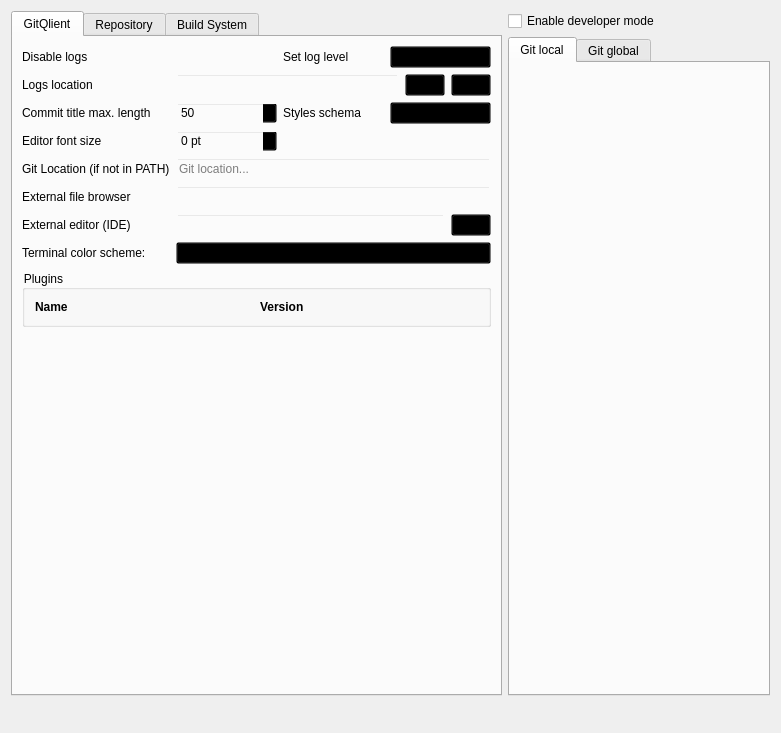
First picture: the form in src/big_widgets/ConfigWidget.ui, repository francescmm/GitQlient, before the edit.
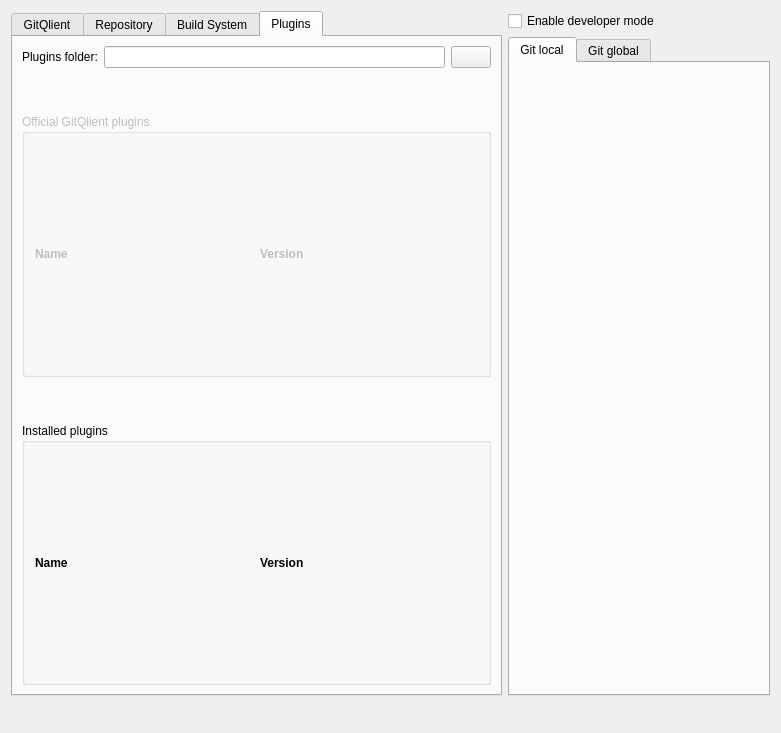
Second picture: the form after the edit. Icons and pictures are not drawn. Custom widgets are drawn as their Qt base class.

Commit message: Adding class to download plugins

Patch:
```diff
--- a/src/big_widgets/ConfigWidget.ui
+++ b/src/big_widgets/ConfigWidget.ui
@@ -78,7 +78,7 @@
    <item row="1" column="0" rowspan="2">
     <widget class="QTabWidget" name="tabWidget_2">
      <property name="currentIndex">
-      <number>0</number>
+      <number>3</number>
      </property>
      <widget class="QWidget" name="tab_3">
       <property name="autoFillBackground">
@@ -109,72 +109,13 @@
        <item>
         <widget class="QFrame" name="frame">
          <layout class="QGridLayout" name="gridLayout_2">
-          <item row="8" column="0" colspan="4">
-           <widget class="QGroupBox" name="pluginsWidget">
-            <property name="title">
-             <string>Plugins</string>
-            </property>
-            <layout class="QGridLayout" name="pluginsLayout">
-             <property name="leftMargin">
-              <number>10</number>
-             </property>
-             <property name="topMargin">
-              <number>10</number>
-             </property>
-             <property name="rightMargin">
-              <number>10</number>
-             </property>
-             <property name="bottomMargin">
-              <number>10</number>
-             </property>
-             <item row="0" column="0">
-              <widget class="QLabel" name="label_28">
-               <property name="font">
-                <font>
-                 <bold>true</bold>
-                </font>
-               </property>
-               <property name="text">
-                <string>Name</string>
-               </property>
-              </widget>
-             </item>
-             <item row="0" column="1">
-              <widget class="QLabel" name="label_29">
-               <property name="font">
-                <font>
-                 <bold>true</bold>
-                </font>
-               </property>
-               <property name="text">
-                <string>Version</string>
-               </property>
-              </widget>
-             </item>
-            </layout>
-           </widget>
-          </item>
-          <item row="1" column="0">
-           <widget class="QLabel" name="label_23">
+          <item row="6" column="0">
+           <widget class="QLabel" name="label_27">
             <property name="text">
              <string>Logs location</string>
             </property>
            </widget>
           </item>
-          <item row="2" column="3">
-           <widget class="QComboBox" name="cbStyle">
-            <item>
-             <property name="text">
-              <string>dark</string>
-             </property>
-            </item>
-            <item>
-             <property name="text">
-              <string>bright</string>
-             </property>
-            </item>
-           </widget>
-          </item>
           <item row="7" column="1" colspan="3">
            <widget class="QComboBox" name="cbTerminalColorScheme"/>
           </item>
@@ -192,6 +133,55 @@
             </property>
            </widget>
           </item>
+          <item row="8" column="0">
+           <spacer name="verticalSpacer_2">
+            <property name="orientation">
+             <enum>Qt::Vertical</enum>
+            </property>
+            <property name="sizeHint" stdset="0">
+             <size>
+              <width>20</width>
+              <height>40</height>
+             </size>
+            </property>
+           </spacer>
+          </item>
+          <item row="2" column="3">
+           <widget class="QComboBox" name="cbStyle">
+            <item>
+             <property name="text">
+              <string>dark</string>
+             </property>
+            </item>
+            <item>
+             <property name="text">
+              <string>bright</string>
+             </property>
+            </item>
+           </widget>
+          </item>
+          <item row="6" column="1" colspan="3">
+           <layout class="QHBoxLayout" name="horizontalLayout_5">
+            <item>
+             <widget class="QLineEdit" name="leEditor"/>
+            </item>
+            <item>
+             <widget class="QPushButton" name="pbSelectEditor">
+              <property name="icon">
+               <iconset resource="../resources.qrc">
+                <normaloff>:/icons/go_to</normaloff>:/icons/go_to</iconset>
+              </property>
+             </widget>
+            </item>
+           </layout>
+          </item>
+          <item row="0" column="0">
+           <widget class="QLabel" name="label">
+            <property name="text">
+             <string>Disable logs</string>
+            </property>
+           </widget>
+          </item>
           <item row="2" column="1">
            <widget class="QSpinBox" name="spCommitTitleLength">
             <property name="value">
@@ -310,63 +300,7 @@
           <item row="2" column="0">
            <widget class="QLabel" name="label_15">
             <property name="text">
-             <string>Commit title max. length</string>
-            </property>
-           </widget>
-          </item>
-          <item row="9" column="0">
-           <spacer name="verticalSpacer_2">
-            <property name="orientation">
-             <enum>Qt::Vertical</enum>
-            </property>
-            <property name="sizeHint" stdset="0">
-             <size>
-              <width>20</width>
-              <height>40</height>
-             </size>
-            </property>
-           </spacer>
-          </item>
-          <item row="1" column="1" colspan="3">
-           <layout class="QHBoxLayout" name="horizontalLayout_4">
-            <item>
-             <widget class="QLineEdit" name="leLogsLocation">
-              <property name="enabled">
-               <bool>true</bool>
-              </property>
-              <property name="readOnly">
-               <bool>true</bool>
-              </property>
-             </widget>
-            </item>
-            <item>
-             <widget class="QPushButton" name="pbSelectFolder">
-              <property name="toolTip">
-               <string>Select folder</string>
-              </property>
-              <property name="icon">
-               <iconset resource="../resources.qrc">
-                <normaloff>:/icons/folder_indicator</normaloff>:/icons/folder_indicator</iconset>
-              </property>
-             </widget>
-            </item>
-            <item>
-             <widget class="QPushButton" name="pbDefault">
-              <property name="toolTip">
-               <string>Reset to default value</string>
-              </property>
-              <property name="icon">
-               <iconset resource="../resources.qrc">
-                <normaloff>:/icons/back</normaloff>:/icons/back</iconset>
-              </property>
-             </widget>
-            </item>
-           </layout>
-          </item>
-          <item row="0" column="1">
-           <widget class="CheckBox" name="chDisableLogs">
-            <property name="text">
-             <string/>
+             <string>Git Location (if not in PATH)</string>
             </property>
            </widget>
           </item>
@@ -1004,6 +938,160 @@
        </item>
       </layout>
      </widget>
+     <widget class="QWidget" name="tab">
+      <attribute name="title">
+       <string>Plugins</string>
+      </attribute>
+      <layout class="QGridLayout" name="gridLayout_5">
+       <item row="3" column="0" colspan="3">
+        <widget class="QGroupBox" name="availablePluginsWidget">
+         <property name="enabled">
+          <bool>false</bool>
+         </property>
+         <property name="title">
+          <string>Official GitQlient plugins</string>
+         </property>
+         <layout class="QGridLayout" name="availablePluginsLayout">
+          <property name="leftMargin">
+           <number>10</number>
+          </property>
+          <property name="topMargin">
+           <number>10</number>
+          </property>
+          <property name="rightMargin">
+           <number>10</number>
+          </property>
+          <property name="bottomMargin">
+           <number>10</number>
+          </property>
+          <item row="0" column="0">
+           <widget class="QLabel" name="label_31">
+            <property name="font">
+             <font>
+              <bold>true</bold>
+             </font>
+            </property>
+            <property name="text">
+             <string>Name</string>
+            </property>
+           </widget>
+          </item>
+          <item row="0" column="1">
+           <widget class="QLabel" name="label_32">
+            <property name="font">
+             <font>
+              <bold>true</bold>
+             </font>
+            </property>
+            <property name="text">
+             <string>Version</string>
+            </property>
+           </widget>
+          </item>
+         </layout>
+        </widget>
+       </item>
+       <item row="0" column="2">
+        <widget class="QPushButton" name="pbPluginsFolder">
+         <property name="icon">
+          <iconset resource="../resources.qrc">
+           <normaloff>:/icons/open_repo</normaloff>:/icons/open_repo</iconset>
+         </property>
+        </widget>
+       </item>
+       <item row="5" column="0" colspan="3">
+        <widget class="QGroupBox" name="pluginsWidget">
+         <property name="title">
+          <string>Installed plugins</string>
+         </property>
+         <layout class="QGridLayout" name="pluginsLayout">
+          <property name="leftMargin">
+           <number>10</number>
+          </property>
+          <property name="topMargin">
+           <number>10</number>
+          </property>
+          <property name="rightMargin">
+           <number>10</number>
+          </property>
+          <property name="bottomMargin">
+           <number>10</number>
+          </property>
+          <item row="0" column="0">
+           <widget class="QLabel" name="label_28">
+            <property name="font">
+             <font>
+              <bold>true</bold>
+             </font>
+            </property>
+            <property name="text">
+             <string>Name</string>
+            </property>
+           </widget>
+          </item>
+          <item row="0" column="1">
+           <widget class="QLabel" name="label_29">
+            <property name="font">
+             <font>
+              <bold>true</bold>
+             </font>
+            </property>
+            <property name="text">
+             <string>Version</string>
+            </property>
+           </widget>
+          </item>
+         </layout>
+        </widget>
+       </item>
+       <item row="0" column="0">
+        <widget class="QLabel" name="label_30">
+         <property name="text">
+          <string>Plugins folder:</string>
+         </property>
+        </widget>
+       </item>
+       <item row="4" column="0">
+        <spacer name="verticalSpacer_4">
+         <property name="orientation">
+          <enum>Qt::Vertical</enum>
+         </property>
+         <property name="sizeType">
+          <enum>QSizePolicy::Fixed</enum>
+         </property>
+         <property name="sizeHint" stdset="0">
+          <size>
+           <width>20</width>
+           <height>40</height>
+          </size>
+         </property>
+        </spacer>
+       </item>
+       <item row="0" column="1">
+        <widget class="QLineEdit" name="lePluginsDestination">
+         <property name="readOnly">
+          <bool>true</bool>
+         </property>
+        </widget>
+       </item>
+       <item row="1" column="0">
+        <spacer name="verticalSpacer_5">
+         <property name="orientation">
+          <enum>Qt::Vertical</enum>
+         </property>
+         <property name="sizeType">
+          <enum>QSizePolicy::Fixed</enum>
+         </property>
+         <property name="sizeHint" stdset="0">
+          <size>
+           <width>20</width>
+           <height>40</height>
+          </size>
+         </property>
+        </spacer>
+       </item>
+      </layout>
+     </widget>
     </widget>
    </item>
   </layout>
```
Left out of the diff: 115 changed lines with no effect on the pictures. The commit also changes 6 other files.
